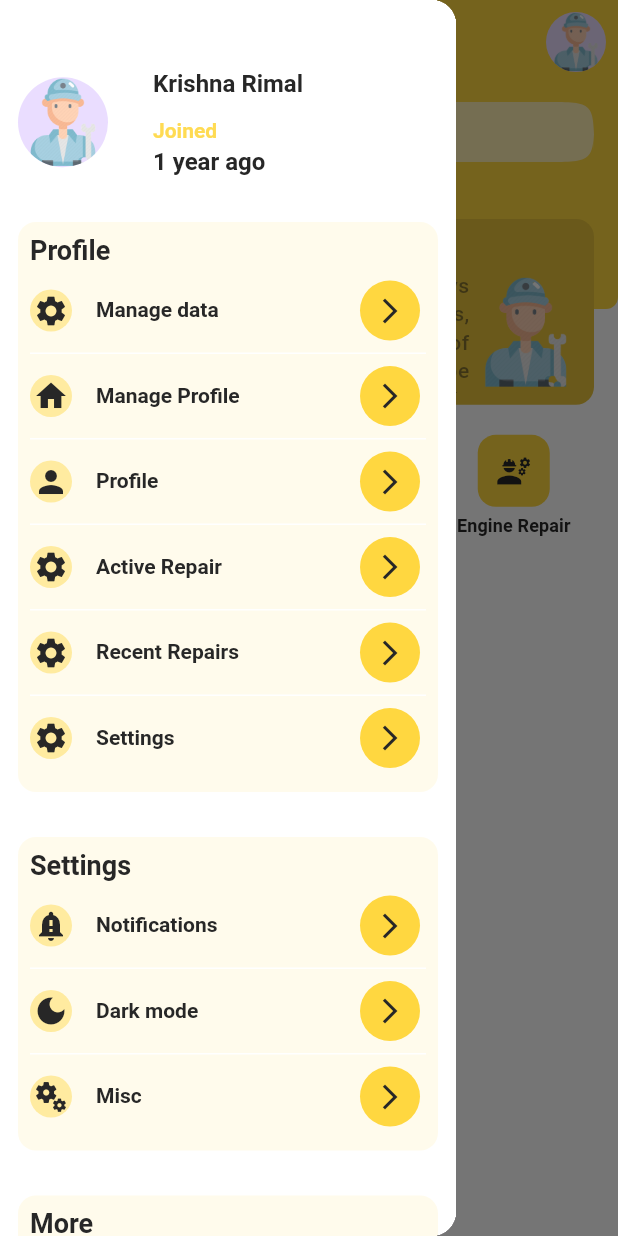
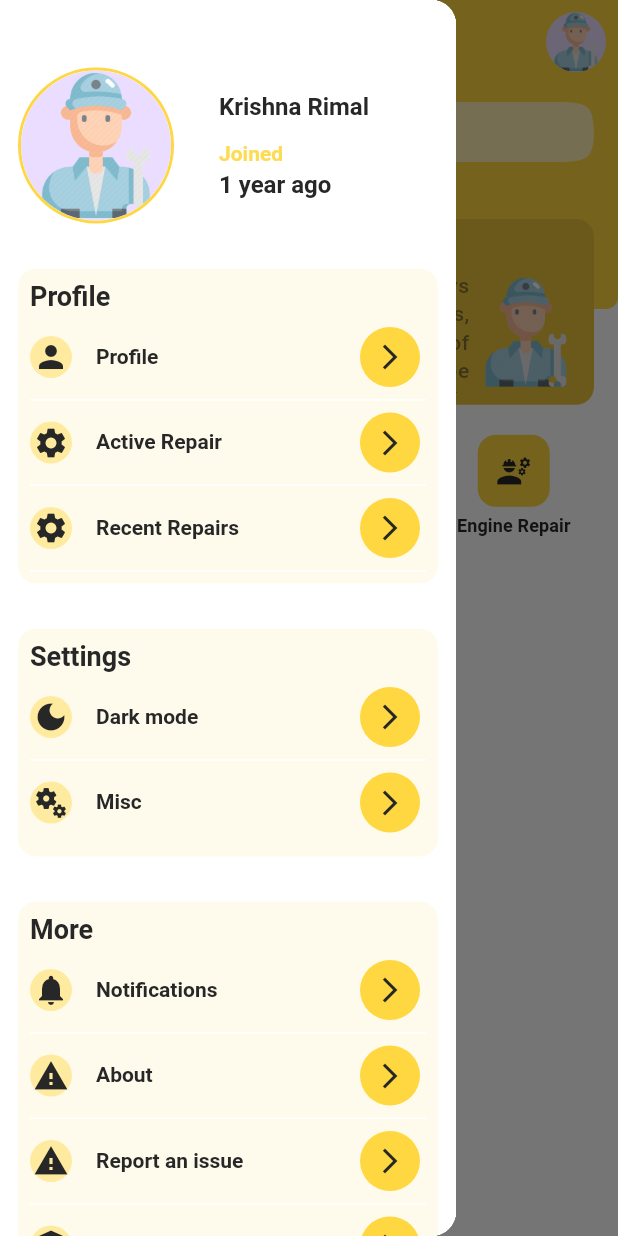
Before and after one commit to BaatoMechanic/bazra_flutter, a Flutter app: the screen it shows after launch, with the side drawer open, on a phone screen of 412 x 824 dp. Run offline on Flutter 3.47's test engine with Material 2 defaults, Android fonts, the phone set to English and light mode, and no system bars; drawn by our look-alikes of carousel_slider; our stand-ins replace audioplayers, flutter_map, flutter_riverpod, flutter_svg, geolocator, go_router and 5 more; missing offline and left inert: flutter_flip_card, flutter_map_location_marker, location_picker_flutter_map; Roboto replaces fonts that are missing (Montserrat).

Commit message:
Minor changes

```diff
--- /dev/null
+++ b/lib/src/common/widgets/user_circle_avatar.dart
@@ -0,0 +1,34 @@
+// ignore_for_file: public_member_api_docs, sort_constructors_first
+import 'package:flutter/material.dart';
+
+import 'package:bato_mechanic/src/utils/extensions/string_extension.dart';
+
+import '../../utils/constants/managers/color_manager.dart';
+import '../../utils/constants/managers/values_manager.dart';
+
+class UserCircleAvatar extends StatelessWidget {
+  const UserCircleAvatar({
+    Key? key,
+    this.radius = AppRadius.r60,
+  }) : super(key: key);
+  final double radius;
+
+  @override
+  Widget build(BuildContext context) {
+    return Container(
+      decoration: BoxDecoration(
+        borderRadius: BorderRadius.circular(AppRadius.r100),
+        border: Border.all(
+          width: AppWidth.h2,
+          color: ThemeColor.primary,
+        ),
+      ),
+      child: CircleAvatar(
+        radius: radius,
+        backgroundImage: AssetImage(
+          'assets/images/no-profile.png'.hardcoded(),
+        ),
+      ),
+    );
+  }
+}
--- a/lib/src/features/menu/user_profile_menu.dart
+++ b/lib/src/features/menu/user_profile_menu.dart
@@ -1,4 +1,5 @@
 import 'package:bato_mechanic/src/common/repositories/user_settings_repository.dart';
+import 'package:bato_mechanic/src/common/widgets/user_circle_avatar.dart';
 import 'package:bato_mechanic/src/routing/app_router.dart';
 import 'package:bato_mechanic/src/utils/constants/managers/font_manager.dart';
 import 'package:bato_mechanic/src/utils/extensions/double_extensions.dart';
@@ -23,91 +24,7 @@ class UserProfileMenu extends ConsumerWidget {
   Widget build(BuildContext context, WidgetRef ref) {
     final isDarkMode = HelperFunctions.isDarkMode(context);
 
-    final List<MenuTile> moreTiles = [
-      MenuTile(
-        leadingIcon: Icons.notifications,
-        title: 'Notifications',
-        trailingWidget: IconButton(
-          iconSize: AppSize.s20,
-          onPressed: () {},
-          icon: Icon(
-            Icons.arrow_forward_ios,
-            color: isDarkMode ? ThemeColor.light : ThemeColor.dark,
-          ),
-        ),
-      ),
-      MenuTile(
-        leadingIcon: Icons.warning,
-        title: 'About',
-        trailingWidget: IconButton(
-          iconSize: AppSize.s20,
-          onPressed: () => context.goNamed(appRoute.supportChat.name),
-          icon: Icon(
-            Icons.arrow_forward_ios,
-            color: isDarkMode ? ThemeColor.light : ThemeColor.dark,
-          ),
-        ),
-      ),
-      MenuTile(
-        leadingIcon: Icons.warning,
-        title: 'Report an issue',
-        trailingWidget: IconButton(
-          iconSize: AppSize.s20,
-          onPressed: () => context.goNamed(appRoute.supportChat.name),
-          icon: Icon(
-            Icons.arrow_forward_ios,
-            color: isDarkMode ? ThemeColor.light : ThemeColor.dark,
-          ),
-        ),
-      ),
-      MenuTile(
-        leadingIcon: Icons.warning,
-        title: 'Privacy Policy ',
-        trailingWidget: IconButton(
-          iconSize: AppSize.s20,
-          onPressed: () => context.goNamed(appRoute.supportChat.name),
-          icon: Icon(
-            Icons.arrow_forward_ios,
-            color: isDarkMode ? ThemeColor.light : ThemeColor.dark,
-          ),
-        ),
-      ),
-      MenuTile(
-        leadingIcon: Icons.key,
-        title: 'Terms and Conditions',
-        trailingWidget: IconButton(
-          iconSize: AppSize.s20,
-          onPressed: () => context.goNamed(appRoute.supportChat.name),
-          icon: Icon(
-            Icons.arrow_forward_ios,
-            color: isDarkMode ? ThemeColor.light : ThemeColor.dark,
-          ),
-        ),
-        isLast: true,
-      ),
-    ];
-
     List<MenuTile> profileTiles = [
-      MenuTile(
-        leadingIcon: Icons.settings,
-        title: 'Manage data',
-        trailingWidget: IconButton(
-          iconSize: AppSize.s20,
-          icon: Icon(Icons.arrow_forward_ios_outlined),
-          color: isDarkMode ? ThemeColor.light : ThemeColor.dark,
-          onPressed: () {},
-        ),
-      ),
-      MenuTile(
-        leadingIcon: Icons.home,
-        title: 'Manage Profile',
-        trailingWidget: IconButton(
-          iconSize: AppSize.s20,
-          icon: Icon(Icons.arrow_forward_ios_outlined),
-          color: isDarkMode ? ThemeColor.light : ThemeColor.dark,
-          onPressed: () {},
-        ),
-      ),
       MenuTile(
         leadingIcon: Icons.person,
         title: 'Profile',
@@ -125,7 +42,7 @@ class UserProfileMenu extends ConsumerWidget {
           iconSize: AppSize.s20,
           icon: Icon(Icons.arrow_forward_ios_outlined),
           color: isDarkMode ? ThemeColor.light : ThemeColor.dark,
-          onPressed: () => context.goNamed(appRoute.repairProgress.name),
+          onPressed: () => context.pushNamed(appRoute.repairProgress.name),
         ),
       ),
       MenuTile(
@@ -135,33 +52,12 @@ class UserProfileMenu extends ConsumerWidget {
           iconSize: AppSize.s20,
           icon: Icon(Icons.arrow_forward_ios_outlined),
           color: isDarkMode ? ThemeColor.light : ThemeColor.dark,
-          onPressed: () => context.goNamed(appRoute.recentRepairs.name),
+          onPressed: () => context.pushNamed(appRoute.recentRepairs.name),
         ),
-      ),
-      MenuTile(
-        leadingIcon: Icons.settings,
-        title: 'Settings',
-        trailingWidget: IconButton(
-          iconSize: AppSize.s20,
-          icon: Icon(Icons.arrow_forward_ios_outlined),
-          color: isDarkMode ? ThemeColor.light : ThemeColor.dark,
-          onPressed: () {},
-        ),
-        isLast: true,
       ),
     ];
 
     List<MenuTile> settingsTiles = [
-      MenuTile(
-        leadingIcon: Icons.notification_important,
-        title: 'Notifications',
-        trailingWidget: IconButton(
-          iconSize: AppSize.s20,
-          icon: Icon(Icons.arrow_forward_ios_outlined),
-          color: isDarkMode ? ThemeColor.light : ThemeColor.dark,
-          onPressed: () {},
-        ),
-      ),
       MenuTile(
         leadingIcon: Icons.dark_mode,
         title: 'Dark mode',
@@ -233,6 +129,70 @@ class UserProfileMenu extends ConsumerWidget {
       )
     ];
 
+    final List<MenuTile> moreTiles = [
+      MenuTile(
+        leadingIcon: Icons.notifications,
+        title: 'Notifications',
+        trailingWidget: IconButton(
+          iconSize: AppSize.s20,
+          onPressed: () {},
+          icon: Icon(
+            Icons.arrow_forward_ios,
+            color: isDarkMode ? ThemeColor.light : ThemeColor.dark,
+          ),
+        ),
+      ),
+      MenuTile(
+        leadingIcon: Icons.warning,
+        title: 'About',
+        trailingWidget: IconButton(
+          iconSize: AppSize.s20,
+          onPressed: () => context.pushNamed(appRoute.supportChat.name),
+          icon: Icon(
+            Icons.arrow_forward_ios,
+            color: isDarkMode ? ThemeColor.light : ThemeColor.dark,
+          ),
+        ),
+      ),
+      MenuTile(
+        leadingIcon: Icons.warning,
+        title: 'Report an issue',
+        trailingWidget: IconButton(
+          iconSize: AppSize.s20,
+          onPressed: () => context.pushNamed(appRoute.feedback.name),
+          icon: Icon(
+            Icons.arrow_forward_ios,
+            color: isDarkMode ? ThemeColor.light : ThemeColor.dark,
+          ),
+        ),
+      ),
+      MenuTile(
+        leadingIcon: Icons.policy,
+        title: 'Privacy Policy ',
+        trailingWidget: IconButton(
+          iconSize: AppSize.s20,
+          onPressed: () => context.pushNamed(appRoute.supportChat.name),
+          icon: Icon(
+            Icons.arrow_forward_ios,
+            color: isDarkMode ? ThemeColor.light : ThemeColor.dark,
+          ),
+        ),
+      ),
+      MenuTile(
+        leadingIcon: Icons.key,
+        title: 'Terms and Conditions',
+        trailingWidget: IconButton(
+          iconSize: AppSize.s20,
+          onPressed: () => context.pushNamed(appRoute.supportChat.name),
+          icon: Icon(
+            Icons.arrow_forward_ios,
+            color: isDarkMode ? ThemeColor.light : ThemeColor.dark,
+          ),
+        ),
+        isLast: true,
+      ),
+    ];
+
     List<MenuTile> connectTiles = [
       MenuTile(
         leadingIcon: Icons.feedback,
@@ -243,7 +203,7 @@ class UserProfileMenu extends ConsumerWidget {
             Icons.arrow_forward_ios_outlined,
             color: isDarkMode ? ThemeColor.light : ThemeColor.dark,
           ),
-          onPressed: () => context.goNamed(appRoute.feedback.name),
+          onPressed: () => context.pushNamed(appRoute.feedback.name),
         ),
       ),
       MenuTile(
@@ -255,7 +215,7 @@ class UserProfileMenu extends ConsumerWidget {
             Icons.arrow_forward_ios_outlined,
           ),
           color: isDarkMode ? ThemeColor.light : ThemeColor.dark,
-          onPressed: () => context.goNamed(appRoute.feedback.name),
+          onPressed: () => context.pushNamed(appRoute.supportChat.name),
         ),
         isLast: true,
       ),
@@ -273,11 +233,8 @@ class UserProfileMenu extends ConsumerWidget {
               children: [
                 Row(
                   children: [
-                    CircleAvatar(
-                      radius: AppHeight.h30,
-                      backgroundImage: AssetImage(
-                        'assets/images/no-profile.png'.hardcoded(),
-                      ),
+                    const UserCircleAvatar(
+                      radius: AppRadius.r50,
                     ),
                     Padding(
                       padding: const EdgeInsets.only(
--- a/lib/src/features/profile/presentation/user/user_profile_screen.dart
+++ b/lib/src/features/profile/presentation/user/user_profile_screen.dart
@@ -1,4 +1,5 @@
 import 'package:bato_mechanic/src/common/widgets/menu_tile_section_widget.dart';
+import 'package:bato_mechanic/src/common/widgets/user_circle_avatar.dart';
 import 'package:bato_mechanic/src/features/menu/user_profile_menu.dart';
 import 'package:bato_mechanic/src/routing/app_router.dart';
 import 'package:bato_mechanic/src/utils/constants/managers/font_manager.dart';
@@ -109,18 +110,9 @@ class UserProfileScreen extends StatelessWidget {
                 Column(
                   crossAxisAlignment: CrossAxisAlignment.center,
                   children: [
-                    Container(
-                      decoration: BoxDecoration(
-                          borderRadius: BorderRadius.circular(AppRadius.r100),
-                          border: Border.all(
-                              width: AppWidth.h2, color: ThemeColor.primary)),
-                      child: CircleAvatar(
-                        radius: AppHeight.h50,
-                        backgroundImage: AssetImage(
-                          'assets/images/no-profile.png'.hardcoded(),
+                    const UserCircleAvatar(
+                        // radius: AppRadius.r60,
                         ),
-                      ),
-                    ),
                     Text(
                       'Krishna Rimal',
                       style: Theme.of(context).textTheme.displayLarge,
--- a/lib/src/features/repair_request/domain/user_position.dart
+++ b/lib/src/features/repair_request/domain/user_position.dart
@@ -1,6 +1,4 @@
-// ignore_for_file: public_member_api_docs, sort_constructors_first
 import 'dart:convert';
-import 'dart:ffi';
 
 import 'package:geolocator/geolocator.dart';
 
```
